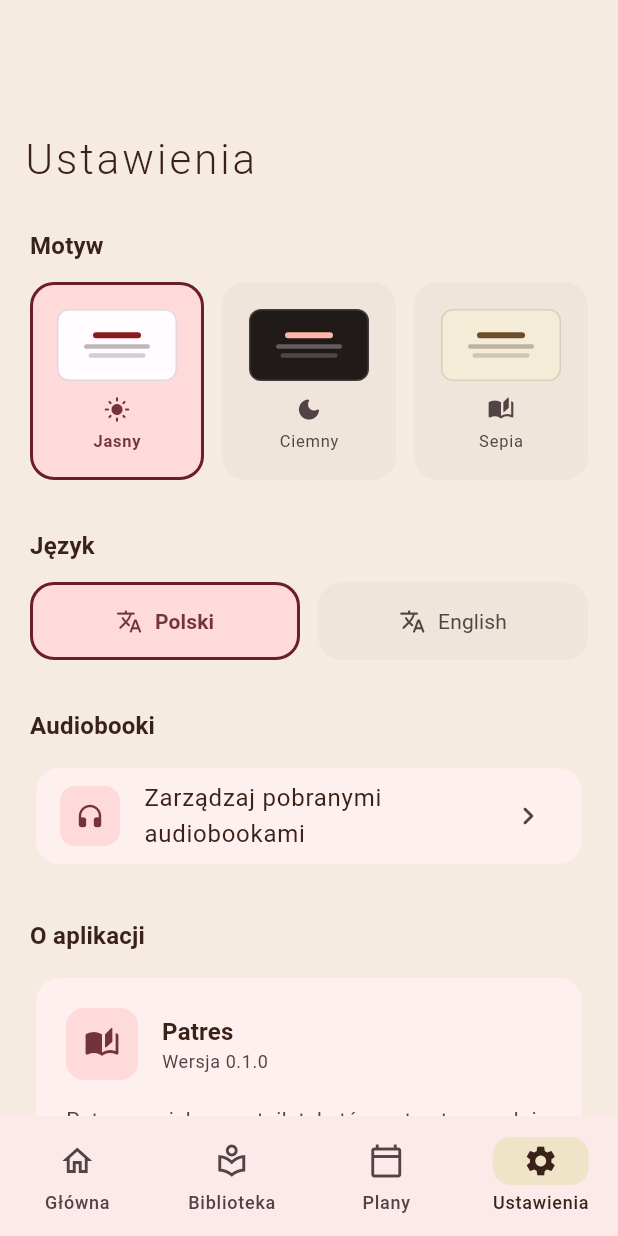
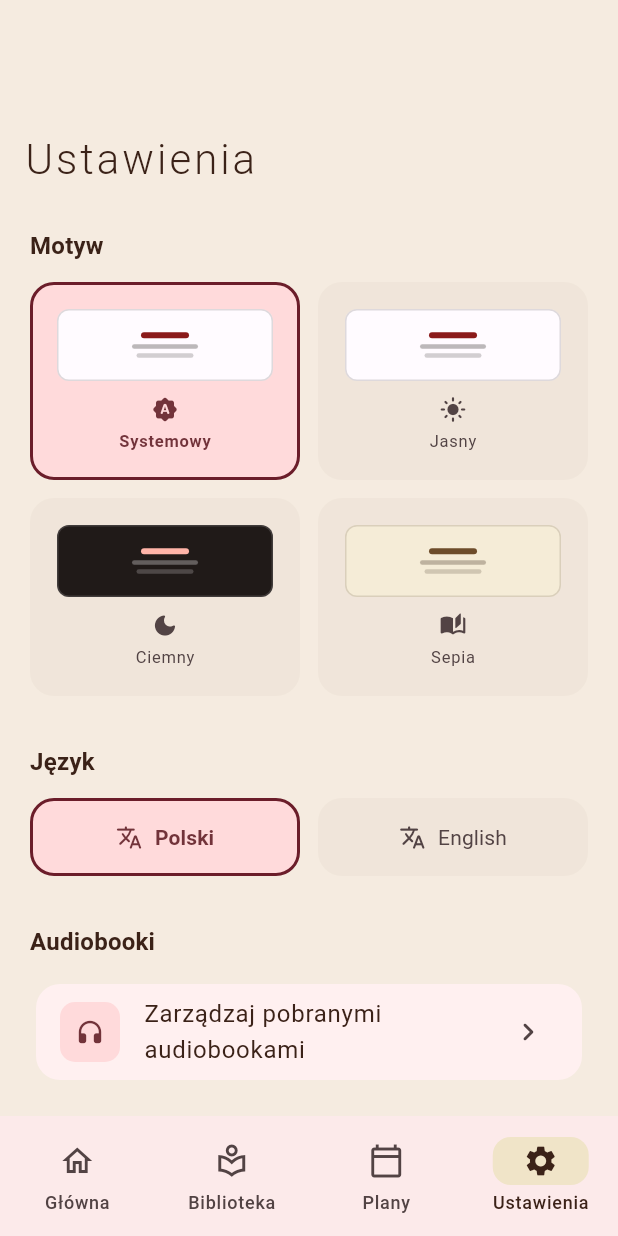
Before and after one commit to gregorh1/patres, a Flutter app: the screen it shows after launch, item 4 of the bottom bar chosen, on a phone screen of 412 x 824 dp. Run offline on Flutter 3.47's test engine with Material 3 defaults, Android fonts, the phone set to English and light mode, and no system bars; our stand-ins replace equatable, flutter_bloc, go_router, google_fonts, just_audio, rxdart and 4 more; accounts and stored records are empty.

Commit message:
feat: dark mode support — respect system theme preference (#23) (#29)
Add system theme detection so the app automatically switches between
light and dark themes based on device settings. Theme preference is
persisted via SharedPreferences and defaults to "system" for new users.

Co-authored-by: Claude Opus 4.6 <noreply@anthropic.com>

```diff
--- a/lib/blocs/theme_event.dart
+++ b/lib/blocs/theme_event.dart
@@ -14,3 +14,7 @@ class ThemeChanged extends ThemeEvent {
   @override
   List<Object?> get props => [themeMode];
 }
+
+class ThemeLoadRequested extends ThemeEvent {
+  const ThemeLoadRequested();
+}
--- a/lib/blocs/theme_state.dart
+++ b/lib/blocs/theme_state.dart
@@ -1,7 +1,7 @@
 part of 'theme_bloc.dart';
 
 class ThemeState extends Equatable {
-  const ThemeState({this.themeMode = AppThemeMode.light});
+  const ThemeState({this.themeMode = AppThemeMode.system});
   final AppThemeMode themeMode;
 
   @override
--- a/lib/l10n/app_en.arb
+++ b/lib/l10n/app_en.arb
@@ -14,6 +14,7 @@
   "searchHint": "Search authors, titles…",
   "settingsTitle": "Settings",
   "themeMode": "Theme",
+  "themeSystem": "System",
   "themeLight": "Light",
   "themeDark": "Dark",
   "themeSepia": "Sepia",
--- a/lib/l10n/app_pl.arb
+++ b/lib/l10n/app_pl.arb
@@ -14,6 +14,7 @@
   "searchHint": "Szukaj autorów, tytułów…",
   "settingsTitle": "Ustawienia",
   "themeMode": "Motyw",
+  "themeSystem": "Systemowy",
   "themeLight": "Jasny",
   "themeDark": "Ciemny",
   "themeSepia": "Sepia",
--- a/lib/main.dart
+++ b/lib/main.dart
@@ -41,7 +41,10 @@ class PatresApp extends StatelessWidget {
   Widget build(BuildContext context) {
     return MultiBlocProvider(
       providers: [
-        BlocProvider(create: (_) => ThemeBloc()),
+        BlocProvider(
+          create: (_) =>
+              ThemeBloc()..add(const ThemeLoadRequested()),
+        ),
         BlocProvider(
           create: (_) =>
               LocaleBloc()..add(const LocaleLoadRequested()),
@@ -61,10 +64,15 @@ class PatresApp extends StatelessWidget {
         builder: (context, themeState) {
           return BlocBuilder<LocaleBloc, LocaleState>(
             builder: (context, localeState) {
+              final platformBrightness =
+                  MediaQuery.platformBrightnessOf(context);
               return MaterialApp.router(
                 title: 'Patres',
                 debugShowCheckedModeBanner: false,
-                theme: PatresTheme.themeFor(themeState.themeMode),
+                theme: PatresTheme.themeFor(
+                  themeState.themeMode,
+                  platformBrightness: platformBrightness,
+                ),
                 locale: localeState.locale,
                 supportedLocales: AppLocalizations.supportedLocales,
                 localizationsDelegates: const [
--- a/lib/models/app_theme_mode.dart
+++ b/lib/models/app_theme_mode.dart
@@ -1,4 +1,5 @@
 enum AppThemeMode {
+  system,
   light,
   dark,
   sepia,
--- a/lib/screens/settings_screen.dart
+++ b/lib/screens/settings_screen.dart
@@ -183,8 +183,22 @@ class _ThemeSelector extends StatelessWidget {
   Widget build(BuildContext context) {
     final l10n = AppLocalizations.of(context)!;
 
-    return Row(
+    return Column(
       children: [
+        Row(
+          children: [
+            _ThemeOption(
+              label: l10n.themeSystem,
+              icon: Icons.brightness_auto_rounded,
+              isSelected: currentMode == AppThemeMode.system,
+              previewColors: (
+                bg: const Color(0xFFFFFBFF),
+                fg: const Color(0xFF201A18),
+                accent: const Color(0xFF8B1A1A),
+              ),
+              onTap: () => onChanged(AppThemeMode.system),
+            ),
+            const SizedBox(width: 12),
             _ThemeOption(
               label: l10n.themeLight,
               icon: Icons.light_mode_rounded,
@@ -196,7 +210,11 @@ class _ThemeSelector extends StatelessWidget {
               ),
               onTap: () => onChanged(AppThemeMode.light),
             ),
-        const SizedBox(width: 12),
+          ],
+        ),
+        const SizedBox(height: 12),
+        Row(
+          children: [
             _ThemeOption(
               label: l10n.themeDark,
               icon: Icons.dark_mode_rounded,
@@ -219,6 +237,8 @@ class _ThemeSelector extends StatelessWidget {
                 accent: const Color(0xFF6D4C2A),
               ),
               onTap: () => onChanged(AppThemeMode.sepia),
+            ),
+          ],
         ),
       ],
     );
--- a/lib/theme.dart
+++ b/lib/theme.dart
@@ -36,8 +36,15 @@ class PatresTheme {
   static const lightParchment = brandParchment;
   static const lightParchmentEnd = Color(0xFFEFE1D3);
 
-  static ThemeData themeFor(AppThemeMode mode) {
+  static ThemeData themeFor(
+    AppThemeMode mode, {
+    Brightness platformBrightness = Brightness.light,
+  }) {
     switch (mode) {
+      case AppThemeMode.system:
+        return platformBrightness == Brightness.dark
+            ? _darkTheme
+            : _lightTheme;
       case AppThemeMode.light:
         return _lightTheme;
       case AppThemeMode.dark:
```
Also changed, not shown: lib/blocs/theme_bloc.dart (+24 -1 lines), lib/l10n/generated/app_localizations.dart, lib/l10n/generated/app_localizations_en.dart, lib/l10n/generated/app_localizations_pl.dart, 2 other files. Lines whose indentation alone changed are shown as unchanged.
